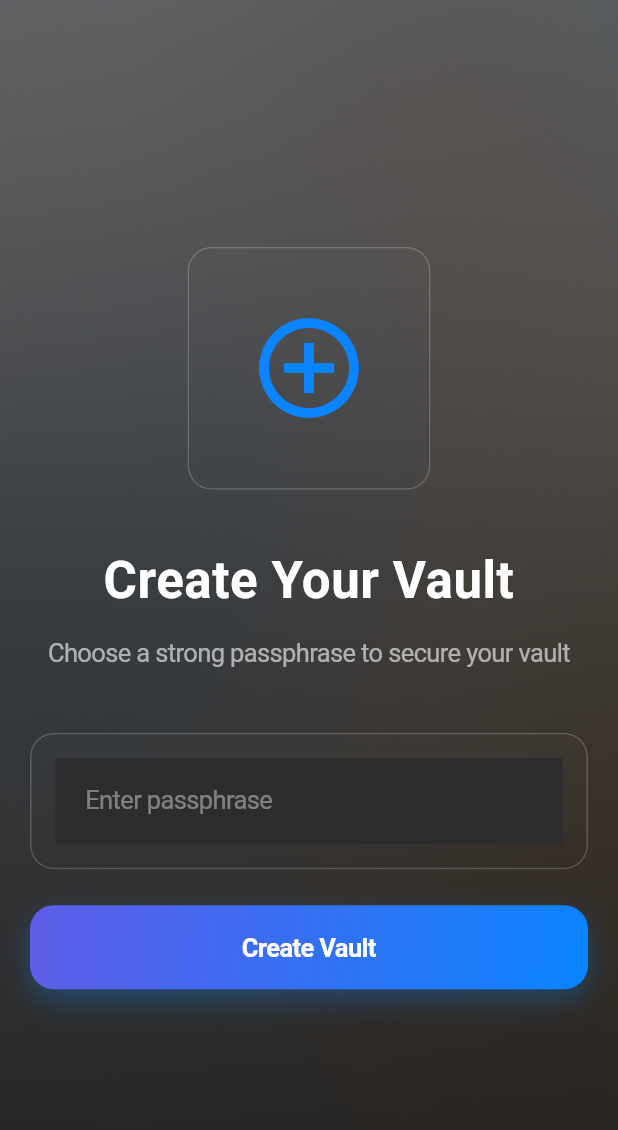
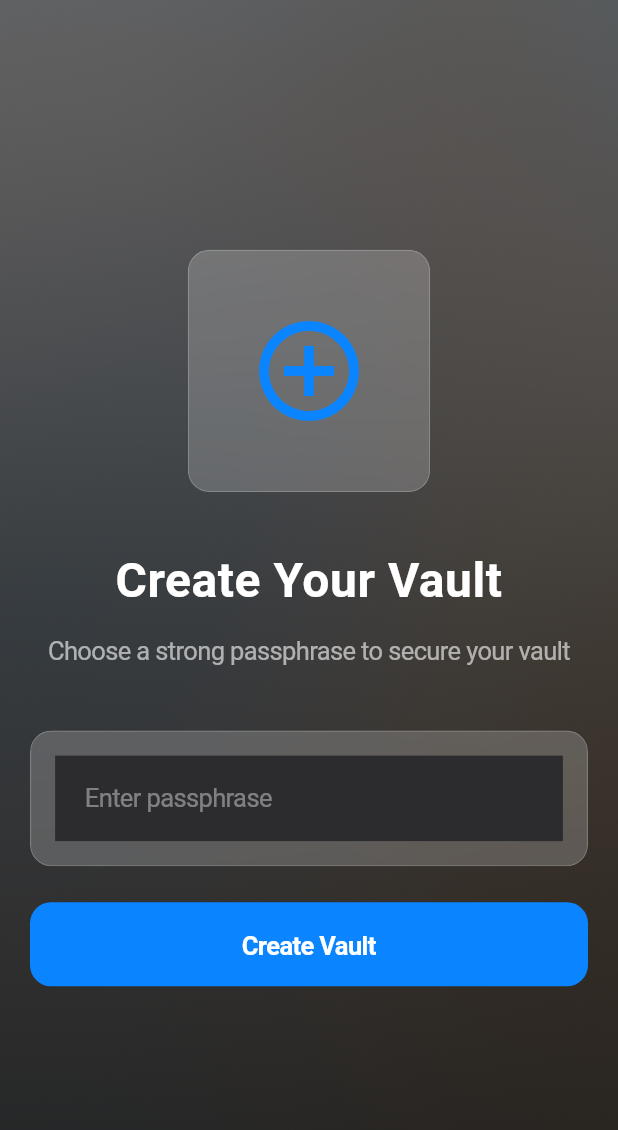
Before and after one commit to tahsinmert/luma-app, a Flutter app: the VaultUnlockScreen screen opened directly, on a phone screen of 412 x 824 dp. Shown: the top 1130 px of the screen. Run offline on Flutter 3.47's test engine with Material 3 defaults, Android fonts, the phone set to English and light mode, and no system bars; our stand-ins replace drift, file_picker, flutter_riverpod, flutter_secure_storage, image_picker, local_auth; missing offline and left inert: cryptography, encrypt; accounts and stored records are empty; generated files the repository leaves out were written again; Roboto replaces fonts that are missing (SF Pro Display, SF Pro Text).

Commit message:
style: Minimal iOS 26 pass - buttons, glass, type, spacing\n\n- Remove shadows and gradients on primary buttons\n- Thin borders, lighter blur, larger radii for glass cards\n- Reduced type sizes and tightened leading for minimal look\n- Adjusted spacing to breathe but reduce visual noise\n- Ready for screen-level simplifications next

```diff
--- a/lib/core/theme/app_spacing.dart
+++ b/lib/core/theme/app_spacing.dart
@@ -12,13 +12,13 @@ class AppSpacing {
   static const double huge = 64.0;
 
   static const double pagePadding = 20.0;
-  static const double cardPadding = 20.0;
-  static const double cardPaddingLarge = 24.0;
+  static const double cardPadding = 18.0;
+  static const double cardPaddingLarge = 22.0;
 
   static const double radiusSm = 12.0;
-  static const double radiusMd = 16.0;
-  static const double radiusLg = 20.0;
-  static const double radiusXl = 24.0;
+  static const double radiusMd = 14.0;
+  static const double radiusLg = 18.0;
+  static const double radiusXl = 22.0;
   static const double radiusFull = 999.0;
 
   static const double blurLight = 10.0;
--- a/lib/core/theme/app_typography.dart
+++ b/lib/core/theme/app_typography.dart
@@ -8,16 +8,16 @@ class AppTypography {
   static const String fontFamilyText = 'SF Pro Text';
   static const TextStyle largeTitle = TextStyle(
     fontFamily: fontFamily,
-    fontSize: 34,
+    fontSize: 32,
     fontWeight: FontWeight.w700,
-    height: 1.2,
+    height: 1.18,
     letterSpacing: 0.37,
     color: AppColors.textPrimary,
   );
 
   static const TextStyle title1 = TextStyle(
     fontFamily: fontFamily,
-    fontSize: 28,
+    fontSize: 26,
     fontWeight: FontWeight.w600,
     height: 1.25,
     letterSpacing: 0.36,
@@ -26,7 +26,7 @@ class AppTypography {
 
   static const TextStyle title2 = TextStyle(
     fontFamily: fontFamily,
-    fontSize: 22,
+    fontSize: 20,
     fontWeight: FontWeight.w600,
     height: 1.28,
     letterSpacing: 0.35,
@@ -35,9 +35,9 @@ class AppTypography {
 
   static const TextStyle title3 = TextStyle(
     fontFamily: fontFamilyText,
-    fontSize: 20,
+    fontSize: 18,
     fontWeight: FontWeight.w600,
-    height: 1.3,
+    height: 1.26,
     letterSpacing: 0.38,
     color: AppColors.textPrimary,
   );
@@ -46,7 +46,7 @@ class AppTypography {
     fontFamily: fontFamilyText,
     fontSize: 17,
     fontWeight: FontWeight.w600,
-    height: 1.35,
+    height: 1.32,
     letterSpacing: -0.41,
     color: AppColors.textPrimary,
   );
--- a/lib/core/widgets/glass_card.dart
+++ b/lib/core/widgets/glass_card.dart
@@ -34,7 +34,7 @@ class GlassCard extends StatelessWidget {
     final content = ClipRRect(
       borderRadius: BorderRadius.circular(borderRadius),
       child: BackdropFilter(
-        filter: ImageFilter.blur(sigmaX: blurAmount, sigmaY: blurAmount),
+        filter: ImageFilter.blur(sigmaX: AppSpacing.blurLight, sigmaY: AppSpacing.blurLight),
         child: Container(
           width: width,
           height: height,
@@ -44,9 +44,8 @@ class GlassCard extends StatelessWidget {
             borderRadius: BorderRadius.circular(borderRadius),
             border: Border.all(
               color: borderColor ?? AppColors.glassBorder,
-              width: 1,
+              width: 0.75,
             ),
-            gradient: AppColors.subtleGradient,
           ),
           child: child,
         ),
--- a/lib/core/widgets/primary_button.dart
+++ b/lib/core/widgets/primary_button.dart
@@ -29,16 +29,8 @@ class PrimaryButton extends StatelessWidget {
       height: 56,
       child: DecoratedBox(
         decoration: BoxDecoration(
-          gradient: useGradient ? AppColors.primaryGradient : null,
-          color: useGradient ? null : AppColors.primaryBlue,
-          borderRadius: BorderRadius.circular(AppSpacing.radiusMd),
-          boxShadow: [
-            BoxShadow(
-              color: AppColors.primaryBlue.withOpacity(0.3),
-              blurRadius: 16,
-              offset: const Offset(0, 8),
-            ),
-          ],
+          color: AppColors.primaryBlue,
+          borderRadius: BorderRadius.circular(14),
         ),
         child: ElevatedButton(
           onPressed: isLoading
@@ -51,7 +43,7 @@ class PrimaryButton extends StatelessWidget {
             backgroundColor: Colors.transparent,
             shadowColor: Colors.transparent,
             shape: RoundedRectangleBorder(
-              borderRadius: BorderRadius.circular(AppSpacing.radiusMd),
+              borderRadius: BorderRadius.circular(14),
             ),
           ),
           child: isLoading
@@ -74,7 +66,7 @@ class PrimaryButton extends StatelessWidget {
                     Text(
                       label,
                       style: AppTypography.headline.copyWith(
-                        color: AppColors.textPrimary,
+                        color: Colors.white,
                       ),
                     ),
                   ],
--- a/lib/core/widgets/secondary_button.dart
+++ b/lib/core/widgets/secondary_button.dart
@@ -30,9 +30,9 @@ class SecondaryButton extends StatelessWidget {
         },
         style: OutlinedButton.styleFrom(
           backgroundColor: AppColors.glassBackground,
-          side: const BorderSide(color: AppColors.glassBorder),
+          side: const BorderSide(color: AppColors.glassBorder, width: 0.75),
           shape: RoundedRectangleBorder(
-            borderRadius: BorderRadius.circular(AppSpacing.radiusMd),
+            borderRadius: BorderRadius.circular(14),
           ),
         ),
         child: Row(
```
